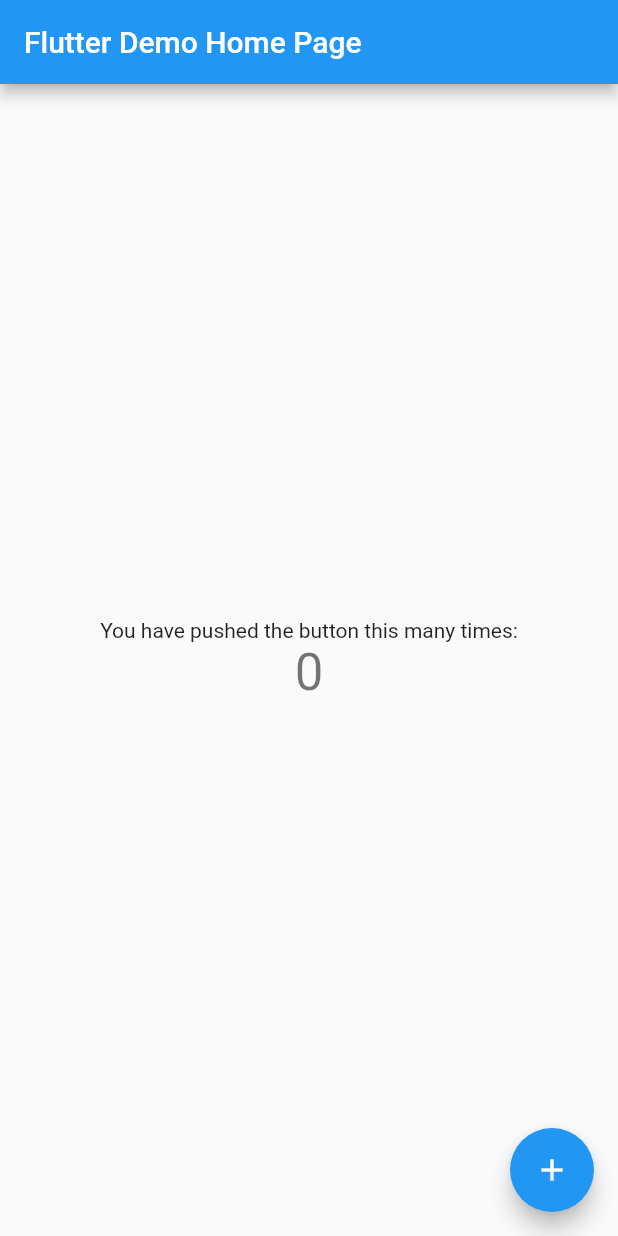
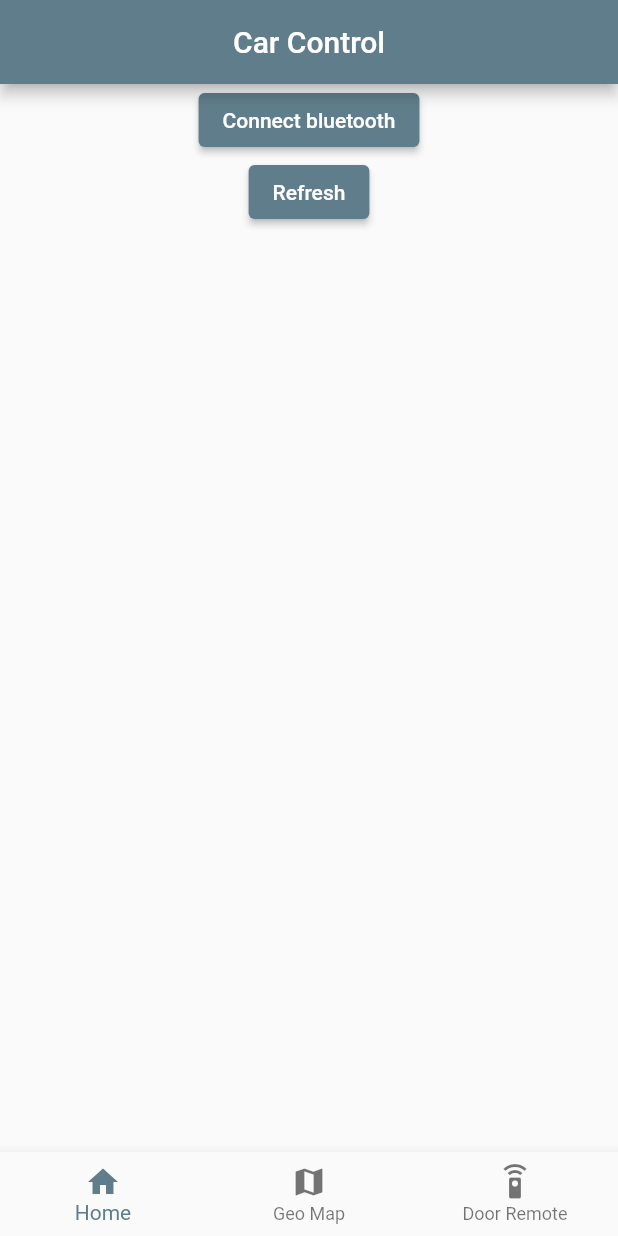
Before and after one commit to Rautabout/CarControl, a Flutter app: the screen it shows after launch, on a phone screen of 412 x 824 dp. Run offline on Flutter 3.47's test engine with Material 2 defaults, Android fonts, the phone set to English and light mode, and no system bars.

Commit message:
Routing between menus enabled

```diff
--- a/lib/main.dart
+++ b/lib/main.dart
@@ -1,3 +1,6 @@
+import 'package:car_control/routes/door_remote.dart';
+import 'package:car_control/routes/geo_location.dart';
+import 'package:car_control/router.dart';
 import 'package:flutter/material.dart';
 
 void main() {
@@ -11,105 +14,12 @@ class MyApp extends StatelessWidget {
   @override
   Widget build(BuildContext context) {
     return MaterialApp(
-      title: 'Flutter Demo',
       theme: ThemeData(
-        // This is the theme of your application.
-        //
-        // Try running your application with "flutter run". You'll see the
-        // application has a blue toolbar. Then, without quitting the app, try
-        // changing the primarySwatch below to Colors.green and then invoke
-        // "hot reload" (press "r" in the console where you ran "flutter run",
-        // or simply save your changes to "hot reload" in a Flutter IDE).
-        // Notice that the counter didn't reset back to zero; the application
-        // is not restarted.
-        primarySwatch: Colors.blue,
+
+        primarySwatch: Colors.blueGrey,
       ),
-      home: const MyHomePage(title: 'Flutter Demo Home Page'),
+      home: const NavRouter(),
+
     );
   }
 }
-
-class MyHomePage extends StatefulWidget {
-  const MyHomePage({Key? key, required this.title}) : super(key: key);
-
-  // This widget is the home page of your application. It is stateful, meaning
-  // that it has a State object (defined below) that contains fields that affect
-  // how it looks.
-
-  // This class is the configuration for the state. It holds the values (in this
-  // case the title) provided by the parent (in this case the App widget) and
-  // used by the build method of the State. Fields in a Widget subclass are
-  // always marked "final".
-
-  final String title;
-
-  @override
-  State<MyHomePage> createState() => _MyHomePageState();
-}
-
-class _MyHomePageState extends State<MyHomePage> {
-  int _counter = 0;
-
-  void _incrementCounter() {
-    setState(() {
-      // This call to setState tells the Flutter framework that something has
-      // changed in this State, which causes it to rerun the build method below
-      // so that the display can reflect the updated values. If we changed
-      // _counter without calling setState(), then the build method would not be
-      // called again, and so nothing would appear to happen.
-      _counter++;
-    });
-  }
-
-  @override
-  Widget build(BuildContext context) {
-    // This method is rerun every time setState is called, for instance as done
-    // by the _incrementCounter method above.
-    //
-    // The Flutter framework has been optimized to make rerunning build methods
-    // fast, so that you can just rebuild anything that needs updating rather
-    // than having to individually change instances of widgets.
-    return Scaffold(
-      appBar: AppBar(
-        // Here we take the value from the MyHomePage object that was created by
-        // the App.build method, and use it to set our appbar title.
-        title: Text(widget.title),
-      ),
-      body: Center(
-        // Center is a layout widget. It takes a single child and positions it
-        // in the middle of the parent.
-        child: Column(
-          // Column is also a layout widget. It takes a list of children and
-          // arranges them vertically. By default, it sizes itself to fit its
-          // children horizontally, and tries to be as tall as its parent.
-          //
-          // Invoke "debug painting" (press "p" in the console, choose the
-          // "Toggle Debug Paint" action from the Flutter Inspector in Android
-          // Studio, or the "Toggle Debug Paint" command in Visual Studio Code)
-          // to see the wireframe for each widget.
-          //
-          // Column has various properties to control how it sizes itself and
-          // how it positions its children. Here we use mainAxisAlignment to
-          // center the children vertically; the main axis here is the vertical
-          // axis because Columns are vertical (the cross axis would be
-          // horizontal).
-          mainAxisAlignment: MainAxisAlignment.center,
-          children: <Widget>[
-            const Text(
-              'You have pushed the button this many times:',
-            ),
-            Text(
-              '$_counter',
-              style: Theme.of(context).textTheme.headline4,
-            ),
-          ],
-        ),
-      ),
-      floatingActionButton: FloatingActionButton(
-        onPressed: _incrementCounter,
-        tooltip: 'Increment',
-        child: const Icon(Icons.add),
-      ), // This trailing comma makes auto-formatting nicer for build methods.
-    );
-  }
-}
--- /dev/null
+++ b/lib/router.dart
@@ -0,0 +1,49 @@
+import 'package:car_control/routes/door_remote.dart';
+import 'package:car_control/routes/geo_location.dart';
+import 'package:car_control/routes/main_menu.dart';
+import 'package:flutter/material.dart';
+
+class NavRouter extends StatefulWidget {
+  const NavRouter({Key? key}) : super(key: key);
+
+  @override
+  _NavRouterState createState() => _NavRouterState();
+}
+
+class _NavRouterState extends State<NavRouter> {
+  int _currentIndex = 0;
+  final List _children = [
+    const MainMenu(),
+    const GeoLocation(),
+    const DoorRemote()
+  ];
+  @override
+  Widget build(BuildContext context) {
+    return Scaffold(
+        body: _children[_currentIndex],
+        bottomNavigationBar: BottomNavigationBar(
+          onTap: onTabTapped,
+          currentIndex: _currentIndex,
+          items: const [
+            BottomNavigationBarItem(
+              icon: Icon(Icons.home),
+              label: "Home",
+            ),
+            BottomNavigationBarItem(
+              icon: Icon(Icons.map),
+              label: "Geo Map",
+            ),
+            BottomNavigationBarItem(
+              icon: Icon(Icons.settings_remote),
+              label: "Door Remote",
+            ),
+          ],
+        ));
+  }
+
+  void onTabTapped(int index) {
+    setState(() {
+      _currentIndex = index;
+    });
+  }
+}
--- /dev/null
+++ b/lib/routes/main_menu.dart
@@ -0,0 +1,34 @@
+import 'package:car_control/routes/door_remote.dart';
+import 'package:car_control/routes/geo_location.dart';
+import 'package:flutter/material.dart';
+
+class MainMenu extends StatefulWidget {
+  const MainMenu({Key? key}) : super(key: key);
+
+  @override
+  _MainMenuState createState() => _MainMenuState();
+}
+
+class _MainMenuState extends State<MainMenu> {
+  @override
+  Widget build(BuildContext context) {
+    return Scaffold(
+      appBar: AppBar(
+        centerTitle: true,
+        title: const Text("Car Control"),
+      ),
+      body: Center(
+        child: Column(
+          children: [
+            ElevatedButton(onPressed: () {}, child: const Text('Connect bluetooth')),
+            ElevatedButton(
+                onPressed: () {
+
+                },
+                child: const Text('Refresh')),
+          ],
+        ),
+      ),
+    );
+  }
+}
```
Also changed, not shown: lib/routes/door_remote.dart (added, +31 -0 lines), lib/routes/geo_location.dart (added, +31 -0 lines).
